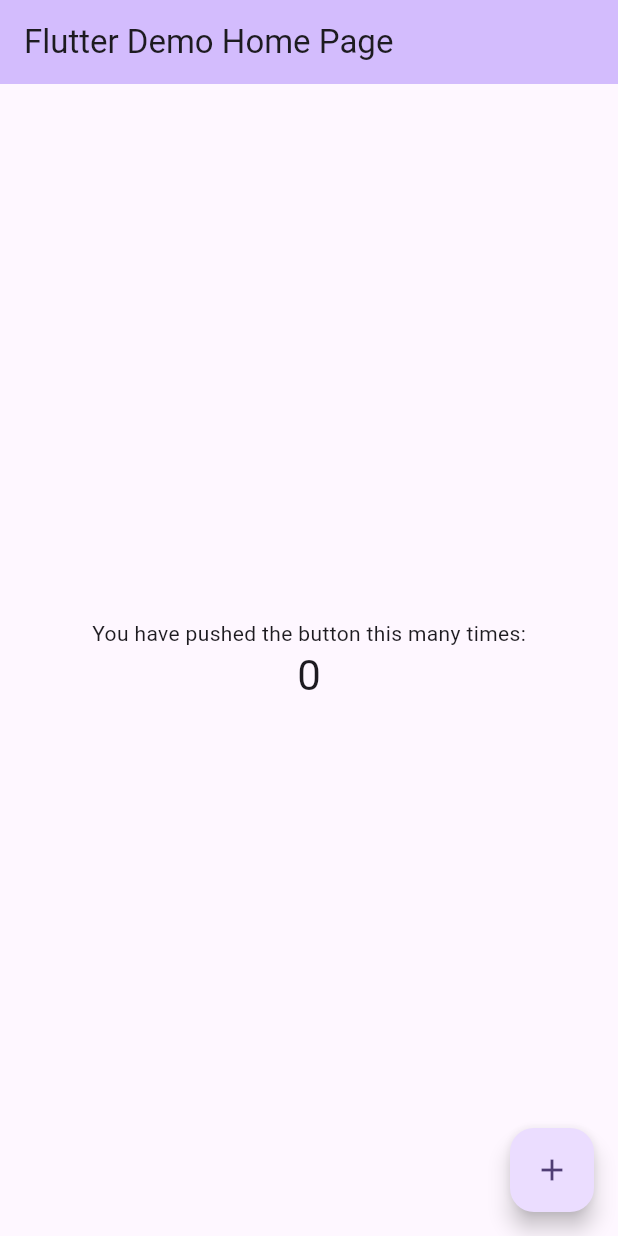
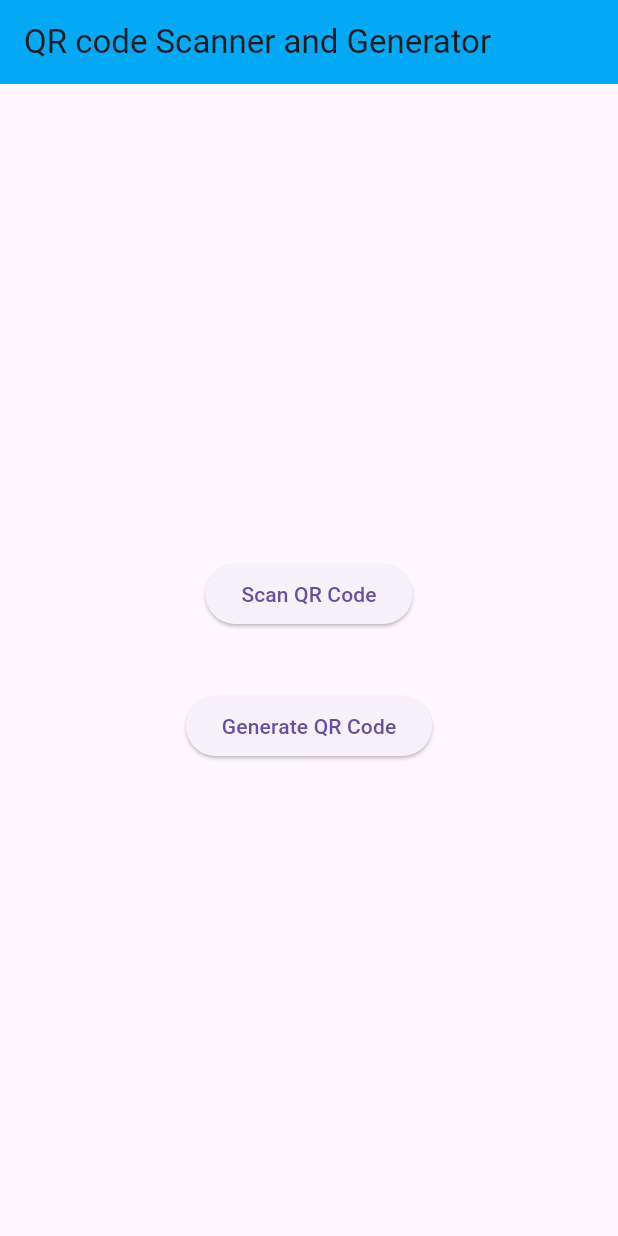
Before and after one commit to Varnit-20/QR, a Flutter app: the screen it shows after launch, on a phone screen of 412 x 824 dp. Run offline on Flutter 3.47's test engine with Material 3 defaults, Android fonts, the phone set to English and light mode, and no system bars.

Commit message:
adding 2 new files

```diff
--- a/lib/main.dart
+++ b/lib/main.dart
@@ -1,4 +1,6 @@
 import 'package:flutter/material.dart';
+import 'package:qr/generate_qr_code.dart';
+import 'package:qr/scan_qr_code.dart';
 
 void main() {
   runApp(const MyApp());
@@ -11,115 +13,52 @@ class MyApp extends StatelessWidget {
   @override
   Widget build(BuildContext context) {
     return MaterialApp(
-      title: 'Flutter Demo',
-      theme: ThemeData(
-        // This is the theme of your application.
-        //
-        // TRY THIS: Try running your application with "flutter run". You'll see
-        // the application has a purple toolbar. Then, without quitting the app,
-        // try changing the seedColor in the colorScheme below to Colors.green
-        // and then invoke "hot reload" (save your changes or press the "hot
-        // reload" button in a Flutter-supported IDE, or press "r" if you used
-        // the command line to start the app).
-        //
-        // Notice that the counter didn't reset back to zero; the application
-        // state is not lost during the reload. To reset the state, use hot
-        // restart instead.
-        //
-        // This works for code too, not just values: Most code changes can be
-        // tested with just a hot reload.
-        colorScheme: ColorScheme.fromSeed(seedColor: Colors.deepPurple),
-        useMaterial3: true,
-      ),
-      home: const MyHomePage(title: 'Flutter Demo Home Page'),
+      title: 'QR code Scanner and Generator',
+      debugShowCheckedModeBanner: false,
+      home: const HomePage(),
     );
   }
 }
 
-class MyHomePage extends StatefulWidget {
-  const MyHomePage({super.key, required this.title});
-
-  // This widget is the home page of your application. It is stateful, meaning
-  // that it has a State object (defined below) that contains fields that affect
-  // how it looks.
-
-  // This class is the configuration for the state. It holds the values (in this
-  // case the title) provided by the parent (in this case the App widget) and
-  // used by the build method of the State. Fields in a Widget subclass are
-  // always marked "final".
-
-  final String title;
+class HomePage extends StatefulWidget {
+  const HomePage({super.key});
 
   @override
-  State<MyHomePage> createState() => _MyHomePageState();
+  State<HomePage> createState() => _HomePageState();
 }
 
-class _MyHomePageState extends State<MyHomePage> {
-  int _counter = 0;
-
-  void _incrementCounter() {
-    setState(() {
-      // This call to setState tells the Flutter framework that something has
-      // changed in this State, which causes it to rerun the build method below
-      // so that the display can reflect the updated values. If we changed
-      // _counter without calling setState(), then the build method would not be
-      // called again, and so nothing would appear to happen.
-      _counter++;
-    });
-  }
-
+class _HomePageState extends State<HomePage> {
   @override
   Widget build(BuildContext context) {
-    // This method is rerun every time setState is called, for instance as done
-    // by the _incrementCounter method above.
-    //
-    // The Flutter framework has been optimized to make rerunning build methods
-    // fast, so that you can just rebuild anything that needs updating rather
-    // than having to individually change instances of widgets.
     return Scaffold(
       appBar: AppBar(
-        // TRY THIS: Try changing the color here to a specific color (to
-        // Colors.amber, perhaps?) and trigger a hot reload to see the AppBar
-        // change color while the other colors stay the same.
-        backgroundColor: Theme.of(context).colorScheme.inversePrimary,
-        // Here we take the value from the MyHomePage object that was created by
-        // the App.build method, and use it to set our appbar title.
-        title: Text(widget.title),
+        title: Text('QR code Scanner and Generator'),
+        backgroundColor: Colors.lightBlue,
       ),
       body: Center(
-        // Center is a layout widget. It takes a single child and positions it
-        // in the middle of the parent.
         child: Column(
-          // Column is also a layout widget. It takes a list of children and
-          // arranges them vertically. By default, it sizes itself to fit its
-          // children horizontally, and tries to be as tall as its parent.
-          //
-          // Column has various properties to control how it sizes itself and
-          // how it positions its children. Here we use mainAxisAlignment to
-          // center the children vertically; the main axis here is the vertical
-          // axis because Columns are vertical (the cross axis would be
-          // horizontal).
-          //
-          // TRY THIS: Invoke "debug painting" (choose the "Toggle Debug Paint"
-          // action in the IDE, or press "p" in the console), to see the
-          // wireframe for each widget.
           mainAxisAlignment: MainAxisAlignment.center,
-          children: <Widget>[
-            const Text(
-              'You have pushed the button this many times:',
+          children: [
+            ElevatedButton(
+                onPressed: () {
+                  setState(() {
+                    Navigator.of(context).push(MaterialPageRoute(builder: (Context)=>ScanQRCode()))
+                  });
+                },
+                child: Text('Scan QR Code')),
+            SizedBox(
+              height: 40,
             ),
-            Text(
-              '$_counter',
-              style: Theme.of(context).textTheme.headlineMedium,
-            ),
+            ElevatedButton(
+                onPressed: () {
+                  setState(() {
+                    Navigator.of(context).push(MaterialPageRoute(builder: (Context)=>GenerateQRCode()))
+                  });
+                },
+                child: Text('Generate QR Code'))
           ],
         ),
       ),
-      floatingActionButton: FloatingActionButton(
-        onPressed: _incrementCounter,
-        tooltip: 'Increment',
-        child: const Icon(Icons.add),
-      ), // This trailing comma makes auto-formatting nicer for build methods.
     );
   }
 }
--- a/pubspec.yaml
+++ b/pubspec.yaml
@@ -35,6 +35,8 @@ dependencies:
   # The following adds the Cupertino Icons font to your application.
   # Use with the CupertinoIcons class for iOS style icons.
   cupertino_icons: ^1.0.2
+  qr_flutter: ^4.0.0
+  flutter_barcode_scanner: ^1.0.1
 
 dev_dependencies:
   flutter_test:
```
Also changed, not shown: lib/generate_qr_code.dart (added, +40 -0 lines), lib/scan_qr_code.dart (added, +15 -0 lines).
